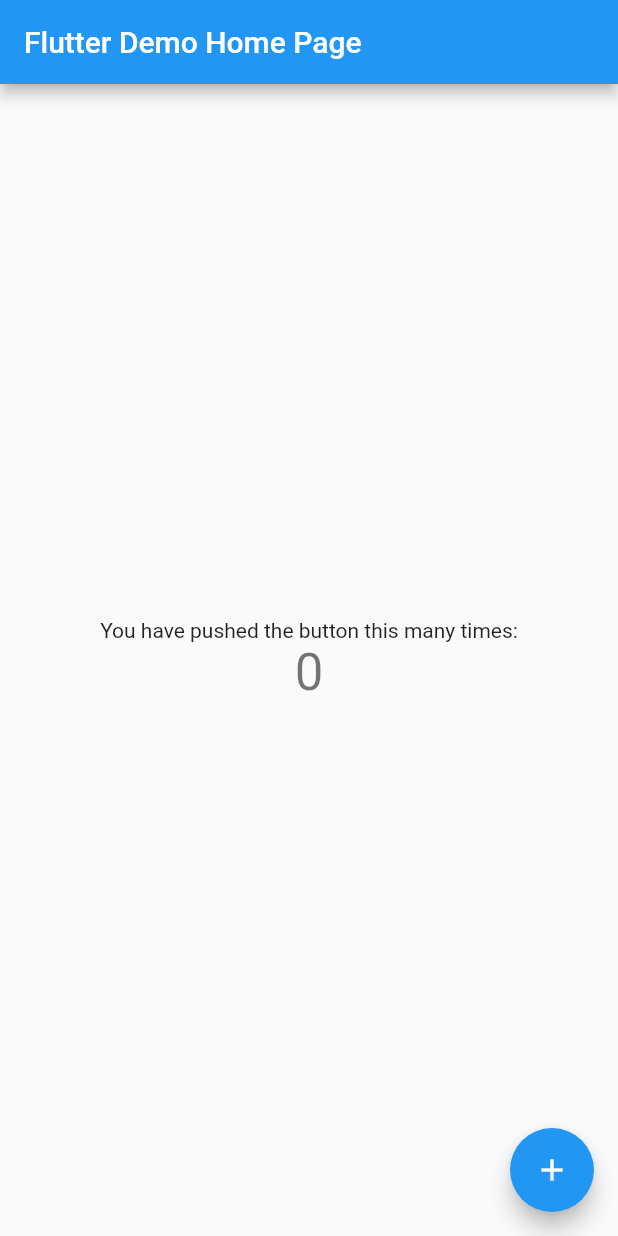
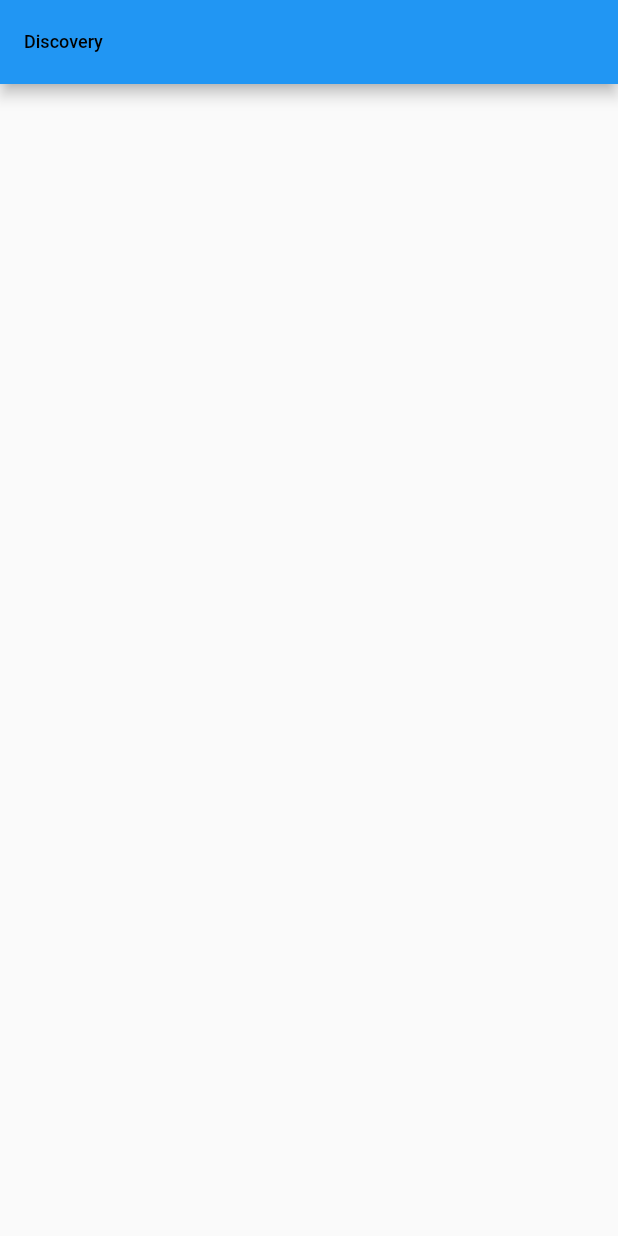
Before and after one commit to JAICHANGPARK/flutter_fashion_design, a Flutter app: the screen it shows after launch, on a phone screen of 412 x 824 dp. Run offline on Flutter 3.47's test engine with Material 2 defaults, Android fonts, the phone set to English and light mode, and no system bars.

Commit message:
delete default code

```diff
--- a/flutter_fashion_design/lib/main.dart
+++ b/flutter_fashion_design/lib/main.dart
@@ -9,103 +9,30 @@ class MyApp extends StatelessWidget {
     return MaterialApp(
       title: 'Flutter Demo',
       theme: ThemeData(
-        // This is the theme of your application.
-        //
-        // Try running your application with "flutter run". You'll see the
-        // application has a blue toolbar. Then, without quitting the app, try
-        // changing the primarySwatch below to Colors.green and then invoke
-        // "hot reload" (press "r" in the console where you ran "flutter run",
-        // or simply save your changes to "hot reload" in a Flutter IDE).
-        // Notice that the counter didn't reset back to zero; the application
-        // is not restarted.
         primarySwatch: Colors.blue,
       ),
-      home: MyHomePage(title: 'Flutter Demo Home Page'),
+      home: MyHome(),
     );
   }
 }
 
-class MyHomePage extends StatefulWidget {
-  MyHomePage({Key key, this.title}) : super(key: key);
-
-  // This widget is the home page of your application. It is stateful, meaning
-  // that it has a State object (defined below) that contains fields that affect
-  // how it looks.
-
-  // This class is the configuration for the state. It holds the values (in this
-  // case the title) provided by the parent (in this case the App widget) and
-  // used by the build method of the State. Fields in a Widget subclass are
-  // always marked "final".
-
-  final String title;
-
+class MyHome extends StatefulWidget {
   @override
-  _MyHomePageState createState() => _MyHomePageState();
+  _MyHomeState createState() => _MyHomeState();
 }
 
-class _MyHomePageState extends State<MyHomePage> {
-  int _counter = 0;
-
-  void _incrementCounter() {
-    setState(() {
-      // This call to setState tells the Flutter framework that something has
-      // changed in this State, which causes it to rerun the build method below
-      // so that the display can reflect the updated values. If we changed
-      // _counter without calling setState(), then the build method would not be
-      // called again, and so nothing would appear to happen.
-      _counter++;
-    });
-  }
-
+class _MyHomeState extends State<MyHome> {
   @override
   Widget build(BuildContext context) {
-    // This method is rerun every time setState is called, for instance as done
-    // by the _incrementCounter method above.
-    //
-    // The Flutter framework has been optimized to make rerunning build methods
-    // fast, so that you can just rebuild anything that needs updating rather
-    // than having to individually change instances of widgets.
     return Scaffold(
       appBar: AppBar(
-        // Here we take the value from the MyHomePage object that was created by
-        // the App.build method, and use it to set our appbar title.
-        title: Text(widget.title),
+        title: Text("Discovery",
+        style: TextStyle(
+          color: Colors.black,
+          fontSize: 12.0
+        ),),
+
       ),
-      body: Center(
-        // Center is a layout widget. It takes a single child and positions it
-        // in the middle of the parent.
-        child: Column(
-          // Column is also layout widget. It takes a list of children and
-          // arranges them vertically. By default, it sizes itself to fit its
-          // children horizontally, and tries to be as tall as its parent.
-          //
-          // Invoke "debug painting" (press "p" in the console, choose the
-          // "Toggle Debug Paint" action from the Flutter Inspector in Android
-          // Studio, or the "Toggle Debug Paint" command in Visual Studio Code)
-          // to see the wireframe for each widget.
-          //
-          // Column has various properties to control how it sizes itself and
-          // how it positions its children. Here we use mainAxisAlignment to
-          // center the children vertically; the main axis here is the vertical
-          // axis because Columns are vertical (the cross axis would be
-          // horizontal).
-          mainAxisAlignment: MainAxisAlignment.center,
-          children: <Widget>[
-            Text(
-              'You have pushed the button this many times:',
-            ),
-            Text(
-              '$_counter',
-              style: Theme.of(context).textTheme.display1,
-            ),
-          ],
-        ),
-      ),
-      floatingActionButton: FloatingActionButton(
-        onPressed: _incrementCounter,
-        tooltip: 'Increment',
-        child: Icon(Icons.add),
-      ), // This trailing comma makes auto-formatting nicer for build methods.
     );
   }
 }
```
